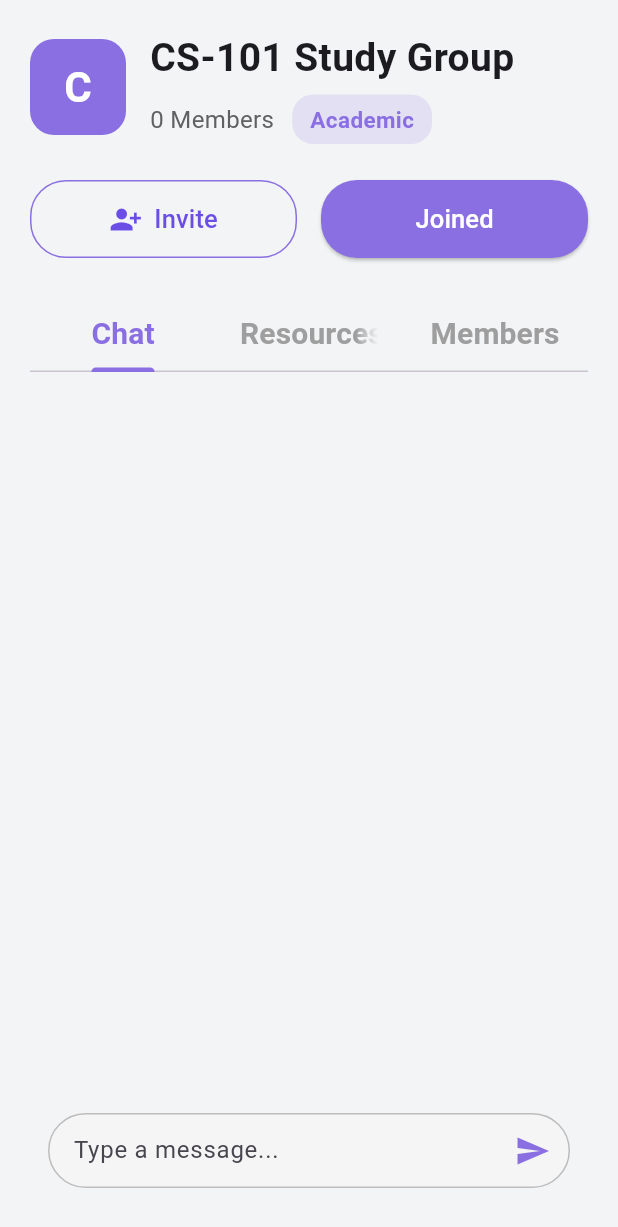
After one commit to IYKYK-45/Nex-Us, a Flutter app: the StudyGroupsPage screen opened directly, after a tap on "View Group", on a phone screen of 412 x 824 dp. The commit adds this screen. Shown: the top 1227 px of the screen. Run offline on Flutter 3.47's test engine with Material 3 defaults, Android fonts, the phone set to English and light mode, and no system bars; our stand-ins replace image_picker, video_player; missing offline and left inert: file_selector; network calls fail.

Commit message:
pushed the code of refined group page

```diff
--- /dev/null
+++ b/devtools_options.yaml
@@ -0,0 +1,3 @@
+description: This file stores settings for Dart & Flutter DevTools.
+documentation: https://docs.flutter.dev/tools/devtools/extensions#configure-extension-enablement-states
+extensions:
--- a/lib/screens/feed/feed.dart
+++ b/lib/screens/feed/feed.dart
@@ -324,7 +324,7 @@ class _FeedContentState extends State<FeedContent> with AutomaticKeepAliveClient
         crossAxisAlignment: CrossAxisAlignment.start,
         children: [
           const Text(
-            "Share an update",
+            "Share an Information",
             style: TextStyle(fontWeight: FontWeight.w800, fontSize: 18),
           ),
           const SizedBox(height: 12),
--- /dev/null
+++ b/lib/screens/group/group_page.dart
@@ -0,0 +1,559 @@
+import 'package:flutter/material.dart';
+import 'package:image_picker/image_picker.dart';
+import 'package:file_selector/file_selector.dart';
+import 'package:nex_us/pdf_preview.dart';
+import 'package:nex_us/image_preview.dart';
+
+
+class GroupPage extends StatelessWidget {
+  final Map<String, dynamic> groupData;
+
+  const GroupPage({super.key, required this.groupData});
+
+  @override
+  Widget build(BuildContext context) {
+    final String groupName = groupData["name"];
+    final String firstLetter =
+    groupName.isNotEmpty ? groupName[0].toUpperCase() : "?";
+
+    const Color lightPurple = Color(0xFF8A6FE2);
+
+    return Scaffold(
+      body: SafeArea(
+        child: Padding(
+          padding: const EdgeInsets.all(20),
+          child: Column(
+            crossAxisAlignment: CrossAxisAlignment.start,
+            children: [
+              // Header
+              Row(
+                children: [
+                  Container(
+                    width: 64,
+                    height: 64,
+                    decoration: BoxDecoration(
+                      color: lightPurple,
+                      borderRadius: BorderRadius.circular(16),
+                    ),
+                    alignment: Alignment.center,
+                    child: Text(
+                      firstLetter,
+                      style: const TextStyle(
+                        fontSize: 28,
+                        fontWeight: FontWeight.bold,
+                        color: Colors.white,
+                      ),
+                    ),
+                  ),
+                  const SizedBox(width: 16),
+                  Flexible(
+                    child: Column(
+                      crossAxisAlignment: CrossAxisAlignment.start,
+                      children: [
+                        Text(
+                          groupName,
+                          style: const TextStyle(
+                            fontSize: 26,
+                            fontWeight: FontWeight.bold,
+                          ),
+                          maxLines: 1,
+                          overflow: TextOverflow.ellipsis,
+                        ),
+                        const SizedBox(height: 6),
+                        Row(
+                          children: [
+                            Text(
+                              "${groupData["members"] ?? 0} Members",
+                              style: TextStyle(
+                                color: Colors.grey.shade700,
+                                fontSize: 16,
+                              ),
+                            ),
+                            const SizedBox(width: 12),
+                            Container(
+                              padding: const EdgeInsets.symmetric(
+                                  horizontal: 12, vertical: 6),
+                              decoration: BoxDecoration(
+                                color: lightPurple.withOpacity(0.15),
+                                borderRadius: BorderRadius.circular(14),
+                              ),
+                              child: Text(
+                                groupData["category"],
+                                style: const TextStyle(
+                                  color: lightPurple,
+                                  fontSize: 15,
+                                  fontWeight: FontWeight.w600,
+                                ),
+                              ),
+                            ),
+                          ],
+                        ),
+                      ],
+                    ),
+                  ),
+                ],
+              ),
+
+              const SizedBox(height: 24),
+
+              // Buttons
+              Row(
+                children: [
+                  Expanded(
+                    child: OutlinedButton.icon(
+                      onPressed: () {},
+                      icon: const Icon(Icons.person_add_alt_1, size: 22),
+                      label: const Text("Invite", style: TextStyle(fontSize: 17)),
+                      style: OutlinedButton.styleFrom(
+                        side: const BorderSide(color: lightPurple),
+                        shape: RoundedRectangleBorder(
+                          borderRadius: BorderRadius.circular(24),
+                        ),
+                        padding: const EdgeInsets.symmetric(vertical: 14),
+                      ),
+                    ),
+                  ),
+                  const SizedBox(width: 16),
+                  Expanded(
+                    child: ElevatedButton(
+                      onPressed: () {},
+                      style: ElevatedButton.styleFrom(
+                        backgroundColor: lightPurple,
+                        foregroundColor: Colors.white,
+                        shape: RoundedRectangleBorder(
+                          borderRadius: BorderRadius.circular(24),
+                        ),
+                        padding: const EdgeInsets.symmetric(vertical: 14),
+                      ),
+                      child: const Text("Joined", style: TextStyle(fontSize: 17)),
+                    ),
+                  ),
+                ],
+              ),
+
+              const SizedBox(height: 28),
+
+              // Tabs
+              Expanded(
+                child: DefaultTabController(
+                  length: 3,
+                  child: Column(
+                    children: [
+                      const TabBar(
+                        labelColor: lightPurple,
+                        unselectedLabelColor: Colors.grey,
+                        indicatorColor: lightPurple,
+                        labelStyle: TextStyle(fontSize: 20, fontWeight: FontWeight.w600),
+                        tabs: [
+                          Tab(text: "Chat"),
+                          Tab(text: "Resources"),
+                          Tab(text: "Members"),
+                        ],
+                      ),
+                      Expanded(
+                        child: TabBarView(
+                          children: [
+                            // ✅ Feed section with input box + posts
+                            const ChatSection(),
+
+                            // Resources tab
+                            const ResourcesSection(),
+
+                            // Members tab
+                            const MembersTab(),
+                          ],
+                        ),
+                      ),
+                    ],
+                  ),
+                ),
+              ),
+            ],
+          ),
+        ),
+      ),
+    );
+  }
+}
+
+// ✅ Feed section widget
+// ✅ Chat section widget
+class ChatSection extends StatefulWidget {
+  const ChatSection({super.key});
+
+  @override
+  State<ChatSection> createState() => _ChatSectionState();
+}
+
+class _ChatSectionState extends State<ChatSection> {
+  final TextEditingController _controller = TextEditingController();
+  final List<Map<String, String>> _messages = [];
+
+  void _sendMessage() {
+    if (_controller.text.trim().isEmpty) return;
+    setState(() {
+      _messages.add({
+        "user": "You", // later replace with actual member name
+        "message": _controller.text.trim(),
+      });
+      _controller.clear();
+    });
+  }
+
+  @override
+  Widget build(BuildContext context) {
+    return Column(
+      children: [
+        // Messages list
+        Expanded(
+          child: ListView.builder(
+            padding: const EdgeInsets.all(12),
+            itemCount: _messages.length,
+            itemBuilder: (context, index) {
+              final msg = _messages[index];
+              return Align(
+                alignment: msg["user"] == "You"
+                    ? Alignment.centerRight
+                    : Alignment.centerLeft,
+                child: Container(
+                  margin: const EdgeInsets.symmetric(vertical: 4),
+                  padding: const EdgeInsets.all(12),
+                  decoration: BoxDecoration(
+                    color: msg["user"] == "You"
+                        ? Colors.purple.shade100
+                        : Colors.grey.shade200,
+                    borderRadius: BorderRadius.circular(16),
+                  ),
+                  child: Text("${msg["user"]}: ${msg["message"]}"),
+                ),
+              );
+            },
+          ),
+        ),
+
+        // ✅ Seamless input box + send button
+        Padding(
+          padding: const EdgeInsets.all(12),
+          child: Container(
+            decoration: BoxDecoration(
+              color: Colors.grey.shade100,
+              borderRadius: BorderRadius.circular(30),
+              border: Border.all(color: Colors.grey.shade400),
+            ),
+            child: Row(
+              children: [
+                Expanded(
+                  child: TextField(
+                    controller: _controller,
+                    decoration: const InputDecoration(
+                      hintText: "Type a message...",
+                      border: InputBorder.none,
+                      contentPadding: EdgeInsets.symmetric(horizontal: 16),
+                    ),
+                    onSubmitted: (_) => _sendMessage(), // ✅ send on Enter
+                  ),
+                ),
+                IconButton(
+                  icon: const Icon(Icons.send, color: Color(0xFF8A6FE2)),
+                  onPressed: _sendMessage,
+                ),
+              ],
+            ),
+          ),
+        ),
+      ],
+    );
+  }
+}
+
+
+
+class ResourcesSection extends StatefulWidget {
+  const ResourcesSection({super.key});
+
+  @override
+  State<ResourcesSection> createState() => _ResourcesSectionState();
+}
+
+class _ResourcesSectionState extends State<ResourcesSection> {
+  final List<XFile> _files = [];
+  final ImagePicker _picker = ImagePicker();
+
+  Future<void> _pickImage() async {
+    final XFile? image = await _picker.pickImage(source: ImageSource.gallery);
+    if (image != null) {
+      setState(() {
+        _files.add(image); // store the full XFile
+      });
+      print('Picked image: ${image.path}');
+    }
+  }
+
+  Future<void> _pickPdf() async {
+    final typeGroup = XTypeGroup(
+      label: 'PDFs',
+      extensions: ['pdf'],
+    );
+    final XFile? file = await openFile(acceptedTypeGroups: [typeGroup]);
+    if (file != null) {
+      setState(() {
+        _files.add(file); // store the full XFile
+      });
+      print('Picked PDF: ${file.path}');
+    }
+  }
+
+  @override
+  Widget build(BuildContext context) {
+    return Column(
+      children: [
+        // Header with reference text + upload buttons
+        Padding(
+          padding: const EdgeInsets.all(16),
+          child: Row(
+            children: [
+              Expanded(
+                child: Text(
+                  "Upload and share your study materials here.\nSelect an image or PDF file from your device to add it.",
+                  style: TextStyle(
+                    fontSize: 15,
+                    color: Colors.grey.shade700,
+                  ),
+                ),
+              ),
+              Column(
+                children: [
+                  // ElevatedButton.icon(
+                  //   onPressed: _pickPdf,
+                  //   icon: const Icon(Icons.upload_file),
+                  //   label: const Text("Upload PDF"),
+                  //   style: ElevatedButton.styleFrom(
+                  //     backgroundColor: const Color(0xFF8A6FE2),
+                  //     foregroundColor: Colors.white,
+                  //     shape: RoundedRectangleBorder(
+                  //       borderRadius: BorderRadius.circular(20),
+                  //     ),
+                  //     padding: const EdgeInsets.symmetric(
+                  //         horizontal: 16, vertical: 12),
+                  //   ),
+                  // ),
+                  // const SizedBox(height: 8),
+                  ElevatedButton.icon(
+                    onPressed: _pickImage,
+                    icon: const Icon(Icons.image),
+                    label: const Text("Upload Image"),
+                    style: ElevatedButton.styleFrom(
+                      backgroundColor: Colors.white,
+                      foregroundColor: Colors.grey.shade700,
+                      shape: RoundedRectangleBorder(
+                        borderRadius: BorderRadius.circular(20),
+                      ),
+                      padding: const EdgeInsets.symmetric(
+                          horizontal: 16, vertical: 12),
+                    ),
+                  ),
+                ],
+              ),
+            ],
+          ),
+        ),
+
+        const Divider(),
+
+        // Files list
+        Expanded(
+          child: _files.isEmpty
+              ? Center(
+            child: Text(
+              "No files uploaded yet",
+              style: TextStyle(
+                fontSize: 16,
+                color: Colors.grey.shade500,
+              ),
+            ),
+          )
+              : ListView.separated(
+            padding: const EdgeInsets.all(16),
+            itemCount: _files.length,
+            separatorBuilder: (_, __) => const Divider(),
+            itemBuilder: (context, index) {
+              final file = _files[index];
+              final isPdf = file.path.toLowerCase().endsWith('.pdf');
+              return ListTile(
+                leading: Icon(
+                  isPdf ? Icons.picture_as_pdf : Icons.image,
+                  color: isPdf ? Colors.red : Colors.blue,
+                  size: 28,
+                ),
+                title: Text(
+                  file.name,
+                  style: const TextStyle(fontSize: 16),
+                ),
+                onTap: () {
+                  Navigator.push(
+                        context,
+                        MaterialPageRoute(
+                          builder: (context) =>
+                              ImagePreviewScreen(filePath: file.path),
+                        ),
+                      );
+                  // if (isPdf) {
+                  //   Navigator.push(
+                  //     context,
+                  //     MaterialPageRoute(
+                  //       builder: (context) =>
+                  //           PdfViewerScreen(filePath: file.path),
+                  //     ),
+                  //   );
+                  // } else {
+                  //   Navigator.push(
+                  //     context,
+                  //     MaterialPageRoute(
+                  //       builder: (context) =>
+                  //           ImagePreviewScreen(filePath: file.path),
+                  //     ),
+                  //   );
+                  // }
+                },
+                trailing: IconButton(
+                  icon: const Icon(Icons.delete, color: Colors.grey),
+                  onPressed: () {
+                    setState(() {
+                      _files.removeAt(index);
+                    });
+                  },
+                ),
+              );
+            },
+          ),
+        ),
+      ],
+    );
+  }
+}
+
+
+class MembersTab extends StatefulWidget {
+  const MembersTab({super.key});
+
+  @override
+  State<MembersTab> createState() => _MembersTabState();
+}
+
+class _MembersTabState extends State<MembersTab> {
+  final List<Map<String, String>> _members = [
+    {"name": "Garvit", "role": "Admin"},
+    {"name": "Riya", "role": "Member"},
+    {"name": "Arjun", "role": "Moderator"},
+    {"name": "Sneha", "role": "Member"},
+  ];
+
+  void _removeMember(int index) {
+    showDialog(
+      context: context,
+      builder: (ctx) => AlertDialog(
+        shape: RoundedRectangleBorder(borderRadius: BorderRadius.circular(12)),
+        title: const Text("Remove Member"),
+        content: Text("Remove ${_members[index]['name']} from the group?"),
+        actions: [
+          TextButton(
+            onPressed: () => Navigator.pop(ctx),
+            child: const Text("Cancel"),
+          ),
+          ElevatedButton(
+            style: ElevatedButton.styleFrom(
+              backgroundColor: Colors.red,
+              foregroundColor: Colors.white,
+              shape: RoundedRectangleBorder(borderRadius: BorderRadius.circular(8)),
+            ),
+            onPressed: () {
+              setState(() {
+                _members.removeAt(index);
+              });
+              Navigator.pop(ctx);
+            },
+            child: const Text("Remove"),
+          ),
+        ],
+      ),
+    );
+  }
+
+  @override
+  Widget build(BuildContext context) {
+    return _members.isEmpty
+        ? Center(
+      child: Text(
+        "No members yet",
+        style: TextStyle(fontSize: 16, color: Colors.grey.shade600),
+      ),
+    )
+        : ListView.builder(
+      padding: const EdgeInsets.all(12),
+      itemCount: _members.length,
+      itemBuilder: (context, index) {
+        final member = _members[index];
+        return GestureDetector(
+          onLongPress: () => _removeMember(index),
+          child: Card(
+            elevation: 3,
+            margin: const EdgeInsets.symmetric(vertical: 6),
+            shape: RoundedRectangleBorder(
+              borderRadius: BorderRadius.circular(14),
+            ),
+            child: Padding(
+              padding: const EdgeInsets.symmetric(horizontal: 14, vertical: 10),
+              child: Row(
+                children: [
+                  CircleAvatar(
+                    radius: 24,
+                    backgroundColor: Colors.deepPurple.shade100,
+                    child: Text(
+                      member['name']![0],
+                      style: const TextStyle(
+                        fontSize: 20,
+                        fontWeight: FontWeight.bold,
+                        color: Colors.deepPurple,
+                      ),
+                    ),
+                  ),
+                  const SizedBox(width: 14),
+                  Expanded(
+                    child: Column(
+                      crossAxisAlignment: CrossAxisAlignment.start,
+                      children: [
+                        Text(
+                          member['name']!,
+                          style: const TextStyle(
+                            fontSize: 16,
+                            fontWeight: FontWeight.w600,
+                          ),
+                        ),
+                        const SizedBox(height: 4),
+                        Container(
+                          padding: const EdgeInsets.symmetric(horizontal: 8, vertical: 2),
+                          decoration: BoxDecoration(
+                            color: Colors.deepPurple.shade50,
+                            borderRadius: BorderRadius.circular(8),
+                          ),
+                          child: Text(
+                            member['role']!,
+                            style: TextStyle(
+                              fontSize: 12,
+                              fontWeight: FontWeight.w500,
+                              color: Colors.deepPurple.shade700,
+                            ),
+                          ),
+                        ),
+                      ],
+                    ),
+                  ),
+                ],
+              ),
+            ),
+          ),
+        );
+      },
+    );
+  }
+}
--- a/lib/screens/group/groups.dart
+++ b/lib/screens/group/groups.dart
@@ -1,6 +1,7 @@
 import 'package:flutter/material.dart';
 import 'dart:convert';
 import 'package:http/http.dart' as http;
+import 'package:nex_us/screens/group/group_page.dart';
 
 
 class StudyGroupsPage extends StatefulWidget {
@@ -364,10 +365,14 @@ class _CommunityCard extends StatelessWidget {
                             borderRadius: BorderRadius.circular(12)),
                       ),
                       onPressed: () {
-                        ScaffoldMessenger.of(context).showSnackBar(
-                          SnackBar(content: Text("Joined ${data["name"]}")),
+                        Navigator.push(
+                          context,
+                          MaterialPageRoute(
+                            builder: (_) => GroupPage(groupData: data),
+                          ),
                         );
                       },
+
                       child: const Text("View Group"),
                     ),
                   ),
```
Also changed, not shown: lib/image_preview.dart (added, +18 -0 lines), lib/pdf_preview.dart (added, +28 -0 lines), pubspec.yaml (+11 -24 lines), pubspec.lock, 5 other files.
